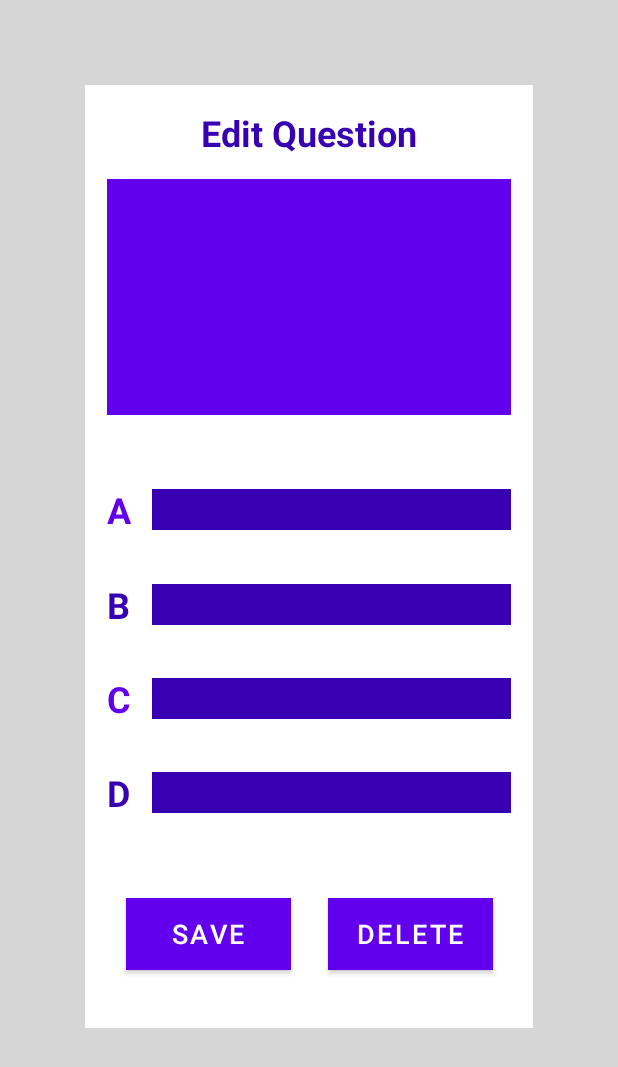
After one commit to bubasara/quizy-peasy, an Android app: the layout dialog_edit_delete_question.xml on its own in the app's theme, with its tools: preview values and no code run, on a phone screen of 412 x 824 dp. The commit adds this screen. Shown: the top 1067 px of the screen. Run offline under Robolectric (Android 15) with nearby library versions, the phone set to English and light mode, and no system bars.

Commit message:
edit delete dialog layout finished

```diff
--- a/app/src/main/java/bubasara/quizypeasy/activities/MainActivity.kt
+++ b/app/src/main/java/bubasara/quizypeasy/activities/MainActivity.kt
@@ -7,6 +7,6 @@ import bubasara.quizypeasy.R
 class MainActivity : FragmentActivity() {
     override fun onCreate(savedInstanceState: Bundle?) {
         super.onCreate(savedInstanceState)
-        setContentView(R.layout.fragment_stats)
+        setContentView(R.layout.dialog_edit_delete_question)
     }
 }
--- /dev/null
+++ b/app/src/main/res/layout/dialog_edit_delete_question.xml
@@ -0,0 +1,375 @@
+<?xml version="1.0" encoding="utf-8"?>
+<androidx.constraintlayout.widget.ConstraintLayout xmlns:android="http://schemas.android.com/apk/res/android"
+    android:layout_width="match_parent"
+    android:layout_height="match_parent"
+    xmlns:app="http://schemas.android.com/apk/res-auto">
+
+    <!--    guidelines  -->
+    <androidx.constraintlayout.widget.Guideline
+        android:layout_width="match_parent"
+        android:layout_height="match_parent"
+        android:orientation="horizontal"
+        app:layout_constraintGuide_percent="0.05"
+        android:id="@+id/glDialogTop"/>
+
+    <androidx.constraintlayout.widget.Guideline
+        android:id="@+id/glDialogBottom"
+        android:layout_width="match_parent"
+        android:layout_height="match_parent"
+        android:orientation="horizontal"
+        app:layout_constraintGuide_percent="0.85"/>
+
+    <androidx.constraintlayout.widget.Guideline
+        android:id="@+id/glLeftVertical"
+        android:layout_width="match_parent"
+        android:layout_height="match_parent"
+        android:orientation="vertical"
+        app:layout_constraintGuide_percent="0.1"/>
+
+    <androidx.constraintlayout.widget.Guideline
+        android:id="@+id/glRightVertical"
+        android:layout_width="match_parent"
+        android:layout_height="match_parent"
+        android:orientation="vertical"
+        app:layout_constraintGuide_percent="0.9"/>
+    <!--    end of guidelines  -->
+
+    <!--    todo delete temp    -->
+    <ImageView
+        android:layout_width="match_parent"
+        android:layout_height="match_parent"
+        android:src="@drawable/bg_main"
+        android:scaleType="centerCrop"/>
+
+    <androidx.constraintlayout.widget.ConstraintLayout
+        android:layout_width="0dp"
+        android:layout_height="0dp"
+        android:background="@color/white"
+        android:id="@+id/clHowToPlayContainer"
+        app:layout_constraintTop_toBottomOf="@id/glDialogTop"
+        app:layout_constraintBottom_toTopOf="@id/glDialogBottom"
+        app:layout_constraintLeft_toLeftOf="@id/glLeftVertical"
+        app:layout_constraintRight_toRightOf="@id/glRightVertical"
+        android:layout_margin="15dp">
+
+        <!--    guidelines  -->
+        <androidx.constraintlayout.widget.Guideline
+            android:layout_width="match_parent"
+            android:layout_height="match_parent"
+            android:orientation="horizontal"
+            app:layout_constraintGuide_percent="0.02"
+            android:id="@+id/glCreateNewQuestionTop"/>
+
+        <androidx.constraintlayout.widget.Guideline
+            android:layout_width="match_parent"
+            android:layout_height="match_parent"
+            android:orientation="horizontal"
+            app:layout_constraintGuide_percent="0.08"
+            android:id="@+id/glCreateNewQuestionBottom"/>
+
+        <androidx.constraintlayout.widget.Guideline
+            android:layout_width="match_parent"
+            android:layout_height="match_parent"
+            android:orientation="horizontal"
+            app:layout_constraintGuide_percent="0.1"
+            android:id="@+id/glQuestionContentTop"/>
+
+        <androidx.constraintlayout.widget.Guideline
+            android:layout_width="match_parent"
+            android:layout_height="match_parent"
+            android:orientation="horizontal"
+            app:layout_constraintGuide_percent="0.35"
+            android:id="@+id/glQuestionContentBottom"/>
+
+        <androidx.constraintlayout.widget.Guideline
+            android:layout_width="match_parent"
+            android:layout_height="match_parent"
+            android:orientation="horizontal"
+            app:layout_constraintGuide_percent="0.4"
+            android:id="@+id/glAnswerATop"/>
+
+        <androidx.constraintlayout.widget.Guideline
+            android:layout_width="match_parent"
+            android:layout_height="match_parent"
+            android:orientation="horizontal"
+            app:layout_constraintGuide_percent="0.5"
+            android:id="@+id/glAnswerBTop"/>
+
+        <androidx.constraintlayout.widget.Guideline
+            android:layout_width="match_parent"
+            android:layout_height="match_parent"
+            android:orientation="horizontal"
+            app:layout_constraintGuide_percent="0.6"
+            android:id="@+id/glAnswerCTop"/>
+
+        <androidx.constraintlayout.widget.Guideline
+            android:layout_width="match_parent"
+            android:layout_height="match_parent"
+            android:orientation="horizontal"
+            app:layout_constraintGuide_percent="0.7"
+            android:id="@+id/glAnswerDTop"/>
+
+        <androidx.constraintlayout.widget.Guideline
+            android:layout_width="match_parent"
+            android:layout_height="match_parent"
+            android:orientation="horizontal"
+            app:layout_constraintGuide_percent="0.8"
+            android:id="@+id/glAnswerDBottom"/>
+
+        <androidx.constraintlayout.widget.Guideline
+            android:layout_width="match_parent"
+            android:layout_height="match_parent"
+            android:orientation="horizontal"
+            app:layout_constraintGuide_percent="0.85"
+            android:id="@+id/glCreateTop"/>
+
+        <androidx.constraintlayout.widget.Guideline
+            android:layout_width="match_parent"
+            android:layout_height="match_parent"
+            android:orientation="horizontal"
+            app:layout_constraintGuide_percent="0.95"
+            android:id="@+id/glCreateBottom"/>
+
+        <androidx.constraintlayout.widget.Guideline
+            android:layout_width="match_parent"
+            android:layout_height="match_parent"
+            android:orientation="vertical"
+            app:layout_constraintGuide_percent="0.05"
+            android:id="@+id/glInsideDialogLeft"/>
+
+        <androidx.constraintlayout.widget.Guideline
+            android:layout_width="match_parent"
+            android:layout_height="match_parent"
+            android:orientation="vertical"
+            app:layout_constraintGuide_percent="0.15"
+            android:id="@+id/glAnswerLeft"/>
+
+        <androidx.constraintlayout.widget.Guideline
+            android:id="@+id/glMiddleVertical"
+            android:layout_width="match_parent"
+            android:layout_height="match_parent"
+            android:orientation="vertical"
+            app:layout_constraintGuide_percent="0.5"/>
+
+        <androidx.constraintlayout.widget.Guideline
+            android:layout_width="match_parent"
+            android:layout_height="match_parent"
+            android:orientation="vertical"
+            app:layout_constraintGuide_percent="0.95"
+            android:id="@+id/glInsideDialogRight"/>
+        <!--    end of guidelines   -->
+
+        <!--    create new question -->
+        <TextView
+            android:layout_width="wrap_content"
+            android:layout_height="wrap_content"
+            app:layout_constraintTop_toBottomOf="@id/glCreateNewQuestionTop"
+            app:layout_constraintBottom_toTopOf="@id/glCreateNewQuestionBottom"
+            app:layout_constraintLeft_toRightOf="@id/glInsideDialogLeft"
+            app:layout_constraintRight_toLeftOf="@id/glInsideDialogRight"
+            android:text="@string/txtViewEditQuestion"
+            android:textColor="@color/purple_700"
+            android:textSize="24sp"
+            android:textStyle="bold"
+            android:id="@+id/txtViewEditQuestion"/>
+        <!--    end of create new question -->
+
+        <!--    question content    -->
+        <EditText
+            android:layout_width="0dp"
+            android:layout_height="0dp"
+            app:layout_constraintTop_toBottomOf="@id/glQuestionContentTop"
+            app:layout_constraintBottom_toTopOf="@id/glQuestionContentBottom"
+            app:layout_constraintLeft_toRightOf="@id/glInsideDialogLeft"
+            app:layout_constraintRight_toLeftOf="@id/glInsideDialogRight"
+            android:paddingLeft="15dp"
+            android:paddingRight="15dp"
+            android:maxLength="100"
+            android:maxLines="5"
+            android:textSize="20sp"
+            android:textColor="@color/white"
+            android:inputType="textMultiLine"
+            android:background="@color/purple_500"
+            android:labelFor="@+id/txtViewCategoryName"
+            android:id="@+id/editTxtQuestionContent"/>
+        <!--    end of question content    -->
+
+        <!--    A   -->
+        <TextView
+            android:layout_width="wrap_content"
+            android:layout_height="wrap_content"
+            app:layout_constraintTop_toBottomOf="@id/glAnswerATop"
+            app:layout_constraintBottom_toTopOf="@id/glAnswerBTop"
+            app:layout_constraintLeft_toRightOf="@id/glInsideDialogLeft"
+            android:text="@string/txtViewA"
+            android:textColor="@color/purple_500"
+            android:textSize="24sp"
+            android:textStyle="bold"
+            android:id="@+id/txtViewA"/>
+        <!--    end of A   -->
+
+        <!--    answer A -->
+        <EditText
+            android:layout_width="0dp"
+            android:layout_height="wrap_content"
+            android:layout_marginTop="15dp"
+            android:layout_marginBottom="15dp"
+            android:paddingLeft="5dp"
+            android:paddingRight="5dp"
+            app:layout_constraintTop_toBottomOf="@id/glAnswerATop"
+            app:layout_constraintBottom_toTopOf="@id/glAnswerBTop"
+            app:layout_constraintLeft_toRightOf="@id/glAnswerLeft"
+            app:layout_constraintRight_toLeftOf="@id/glInsideDialogRight"
+            android:maxLength="20"
+            android:maxLines="1"
+            android:textSize="20sp"
+            android:textColor="@color/white"
+            android:inputType="text"
+            android:background="@color/purple_700"
+            android:labelFor="@+id/txtViewA"
+            android:id="@+id/editTxtA"/>
+        <!--    end of answer A  -->
+
+        <!--    B   -->
+        <TextView
+            android:layout_width="wrap_content"
+            android:layout_height="wrap_content"
+            app:layout_constraintTop_toBottomOf="@id/glAnswerBTop"
+            app:layout_constraintBottom_toTopOf="@id/glAnswerCTop"
+            app:layout_constraintLeft_toRightOf="@id/glInsideDialogLeft"
+            android:text="@string/txtViewB"
+            android:textColor="@color/purple_700"
+            android:textSize="24sp"
+            android:textStyle="bold"
+            android:id="@+id/txtViewB"/>/>
+        <!--    end of B   -->
+
+        <!--    answer B -->
+        <EditText
+            android:layout_width="0dp"
+            android:layout_height="wrap_content"
+            android:layout_marginTop="15dp"
+            android:layout_marginBottom="15dp"
+            android:paddingLeft="5dp"
+            android:paddingRight="5dp"
+            app:layout_constraintTop_toBottomOf="@id/glAnswerBTop"
+            app:layout_constraintBottom_toTopOf="@id/glAnswerCTop"
+            app:layout_constraintLeft_toRightOf="@id/glAnswerLeft"
+            app:layout_constraintRight_toLeftOf="@id/glInsideDialogRight"
+            android:maxLength="20"
+            android:maxLines="1"
+            android:textSize="20sp"
+            android:textColor="@color/white"
+            android:inputType="text"
+            android:background="@color/purple_700"
+            android:labelFor="@+id/txtViewB"
+            android:id="@+id/editTxtB"/>
+        <!--    end of answer B  -->
+
+        <!--    C   -->
+        <TextView
+            android:layout_width="wrap_content"
+            android:layout_height="wrap_content"
+            app:layout_constraintTop_toBottomOf="@id/glAnswerCTop"
+            app:layout_constraintBottom_toTopOf="@id/glAnswerDTop"
+            app:layout_constraintLeft_toRightOf="@id/glInsideDialogLeft"
+            android:text="@string/txtViewC"
+            android:textColor="@color/purple_500"
+            android:textSize="24sp"
+            android:textStyle="bold"
+            android:id="@+id/txtViewC"/>/>
+        <!--    end of C   -->
+
+        <!--    answer C -->
+        <EditText
+            android:layout_width="0dp"
+            android:layout_height="wrap_content"
+            android:layout_marginTop="15dp"
+            android:layout_marginBottom="15dp"
+            android:paddingLeft="5dp"
+            android:paddingRight="5dp"
+            app:layout_constraintTop_toBottomOf="@id/glAnswerCTop"
+            app:layout_constraintBottom_toTopOf="@id/glAnswerDTop"
+            app:layout_constraintLeft_toRightOf="@id/glAnswerLeft"
+            app:layout_constraintRight_toLeftOf="@id/glInsideDialogRight"
+            android:maxLength="20"
+            android:maxLines="1"
+            android:textSize="20sp"
+            android:textColor="@color/white"
+            android:inputType="text"
+            android:background="@color/purple_700"
+            android:labelFor="@+id/txtViewC"
+            android:id="@+id/editTxtC"/>
+        <!--    end of answer C  -->
+
+        <!--    D   -->
+        <TextView
+            android:layout_width="wrap_content"
+            android:layout_height="wrap_content"
+            app:layout_constraintTop_toBottomOf="@id/glAnswerDTop"
+            app:layout_constraintBottom_toTopOf="@id/glAnswerDBottom"
+            app:layout_constraintLeft_toRightOf="@id/glInsideDialogLeft"
+            android:text="@string/txtViewD"
+            android:textColor="@color/purple_700"
+            android:textSize="24sp"
+            android:textStyle="bold"
+            android:id="@+id/txtViewD"/>/>
+        <!--    end of D   -->
+
+        <!--    answer D -->
+        <EditText
+            android:layout_width="0dp"
+            android:layout_height="wrap_content"
+            android:layout_marginTop="15dp"
+            android:layout_marginBottom="15dp"
+            android:paddingLeft="5dp"
+            android:paddingRight="5dp"
+            app:layout_constraintTop_toBottomOf="@id/glAnswerDTop"
+            app:layout_constraintBottom_toTopOf="@id/glAnswerDBottom"
+            app:layout_constraintLeft_toRightOf="@id/glAnswerLeft"
+            app:layout_constraintRight_toLeftOf="@id/glInsideDialogRight"
+            android:maxLength="20"
+            android:maxLines="1"
+            android:textSize="20sp"
+            android:textColor="@color/white"
+            android:inputType="text"
+            android:background="@color/purple_700"
+            android:labelFor="@+id/txtViewD"
+            android:id="@+id/editTxtD"/>
+        <!--    end of answer D  -->
+
+        <!--    save    -->
+        <Button
+            android:layout_width="110dp"
+            android:layout_height="wrap_content"
+            app:layout_constraintTop_toBottomOf="@id/glCreateTop"
+            app:layout_constraintBottom_toTopOf="@id/glCreateBottom"
+            app:layout_constraintLeft_toRightOf="@id/glInsideDialogLeft"
+            app:layout_constraintRight_toLeftOf="@id/glMiddleVertical"
+            android:text="@string/btnSave"
+            android:background="@color/purple_500"
+            android:textColor="@color/white"
+            android:textSize="18sp"
+            android:id="@+id/btnSave"/>
+        <!--    end of save  -->
+
+        <!--    delete    -->
+        <Button
+            android:layout_width="110dp"
+            android:layout_height="wrap_content"
+            app:layout_constraintTop_toBottomOf="@id/glCreateTop"
+            app:layout_constraintBottom_toTopOf="@id/glCreateBottom"
+            app:layout_constraintLeft_toRightOf="@id/glMiddleVertical"
+            app:layout_constraintRight_toLeftOf="@id/glInsideDialogRight"
+            android:text="@string/btnDelete"
+            android:background="@color/purple_500"
+            android:textColor="@color/white"
+            android:textSize="18sp"
+            android:id="@+id/btnDelete"/>
+        <!--    end of delete  -->
+
+
+
+    </androidx.constraintlayout.widget.ConstraintLayout>
+
+</androidx.constraintlayout.widget.ConstraintLayout>
--- a/app/src/main/res/values/strings.xml
+++ b/app/src/main/res/values/strings.xml
@@ -37,4 +37,7 @@
     <string name="txtViewWrongNumber">z</string>
     <string name="btnPlayAgain">Play again</string>
     <string name="txtViewPercentage">__%</string>
+    <string name="txtViewEditQuestion">Edit Question</string>
+    <string name="btnSave">Save</string>
+    <string name="btnDelete">Delete</string>
 </resources>
```
